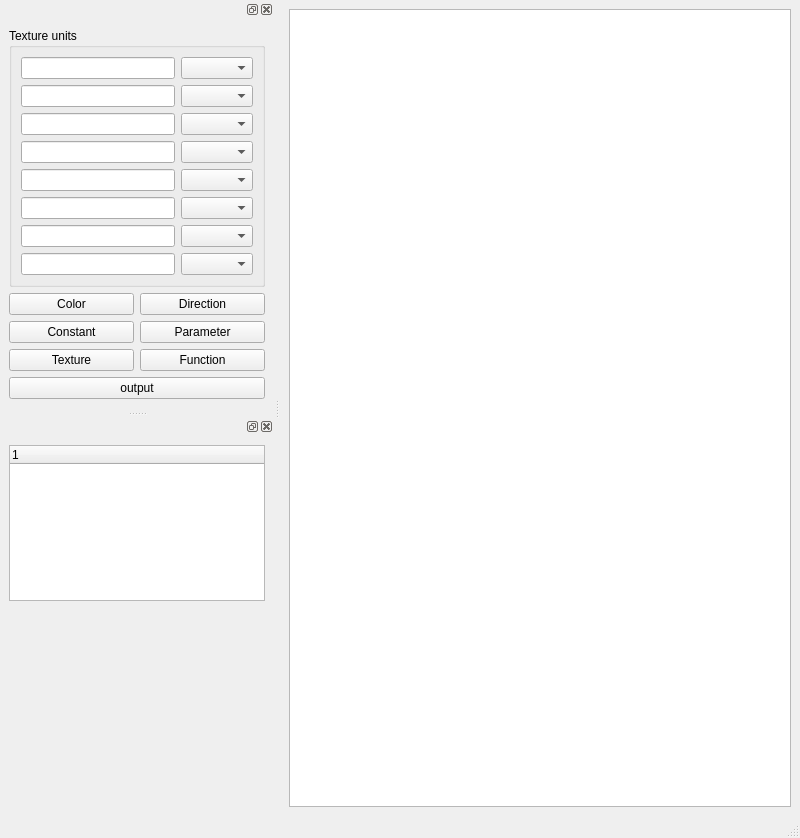
Above: material_editor/mainwindow.ui from xaphier/Eternal-Lands before the change. Below: the same form after it.
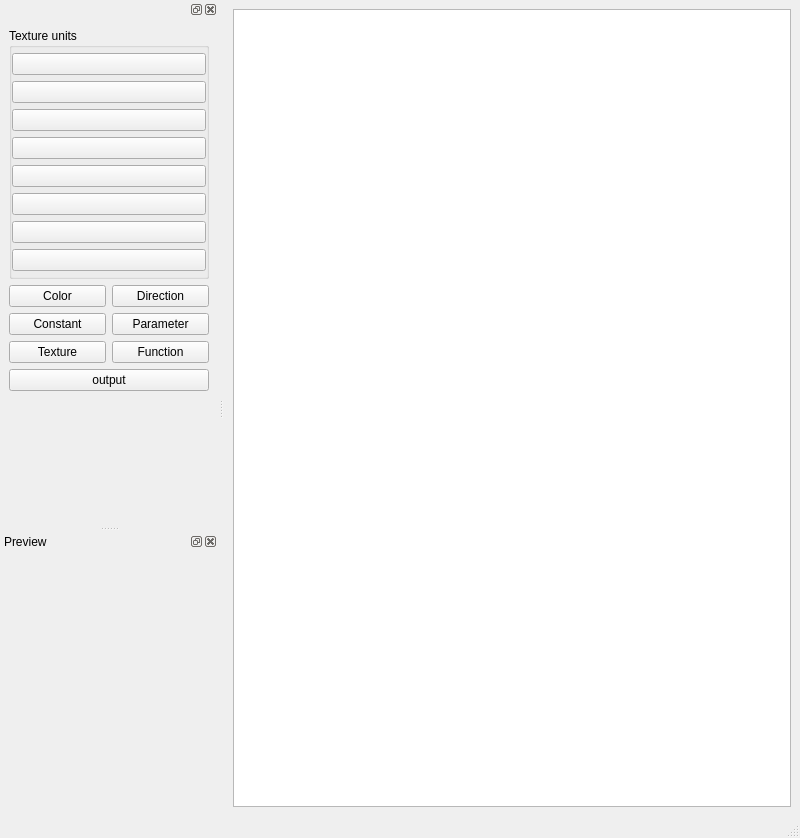
That is the form after the change.

```diff
--- a/material_editor/mainwindow.ui
+++ b/material_editor/mainwindow.ui
@@ -69,53 +69,41 @@
         <string>Texture units</string>
        </property>
        <layout class="QGridLayout" name="gridLayout_2">
+        <property name="leftMargin">
+         <number>0</number>
+        </property>
+        <property name="topMargin">
+         <number>5</number>
+        </property>
+        <property name="rightMargin">
+         <number>0</number>
+        </property>
+        <property name="bottomMargin">
+         <number>5</number>
+        </property>
         <item row="0" column="0">
-         <widget class="QLineEdit" name="texture_unit_name_0"/>
-        </item>
-        <item row="0" column="1">
-         <widget class="QComboBox" name="texture_unit_type_0"/>
+         <widget class="QPushButton" name="texture_unit_0"/>
         </item>
         <item row="1" column="0">
-         <widget class="QLineEdit" name="texture_unit_name_1"/>
+         <widget class="QPushButton" name="texture_unit_1"/>
         </item>
         <item row="2" column="0">
-         <widget class="QLineEdit" name="texture_unit_name_2"/>
+         <widget class="QPushButton" name="texture_unit_2"/>
         </item>
         <item row="3" column="0">
-         <widget class="QLineEdit" name="texture_unit_name_3"/>
+         <widget class="QPushButton" name="texture_unit_3"/>
         </item>
         <item row="4" column="0">
-         <widget class="QLineEdit" name="texture_unit_name_4"/>
+         <widget class="QPushButton" name="texture_unit_4"/>
         </item>
         <item row="5" column="0">
-         <widget class="QLineEdit" name="texture_unit_name_5"/>
+         <widget class="QPushButton" name="texture_unit_5"/>
         </item>
         <item row="6" column="0">
-         <widget class="QLineEdit" name="texture_unit_name_6"/>
+         <widget class="QPushButton" name="texture_unit_6"/>
         </item>
         <item row="7" column="0">
-         <widget class="QLineEdit" name="texture_unit_name_7"/>
-        </item>
-        <item row="1" column="1">
-         <widget class="QComboBox" name="texture_unit_type_1"/>
-        </item>
-        <item row="2" column="1">
-         <widget class="QComboBox" name="texture_unit_type_2"/>
-        </item>
-        <item row="3" column="1">
-         <widget class="QComboBox" name="texture_unit_type_3"/>
-        </item>
-        <item row="4" column="1">
-         <widget class="QComboBox" name="texture_unit_type_4"/>
-        </item>
-        <item row="5" column="1">
-         <widget class="QComboBox" name="texture_unit_type_5"/>
-        </item>
-        <item row="6" column="1">
-         <widget class="QComboBox" name="texture_unit_type_6"/>
-        </item>
-        <item row="7" column="1">
-         <widget class="QComboBox" name="texture_unit_type_7"/>
+         <widget class="QPushButton" name="texture_unit_7"/>
         </item>
        </layout>
       </widget>
@@ -166,20 +154,14 @@
    </widget>
   </widget>
   <widget class="QDockWidget" name="dockWidget_2">
+   <property name="windowTitle">
+    <string>Preview</string>
+   </property>
    <attribute name="dockWidgetArea">
     <number>1</number>
    </attribute>
    <widget class="QWidget" name="dockWidgetContents_2">
     <layout class="QVBoxLayout" name="verticalLayout">
-     <item>
-      <widget class="QTreeWidget" name="parameters">
-       <column>
-        <property name="text">
-         <string notr="true">1</string>
-        </property>
-       </column>
-      </widget>
-     </item>
      <item>
       <widget class="QWidget" name="widget" native="true">
        <property name="minimumSize">
```
